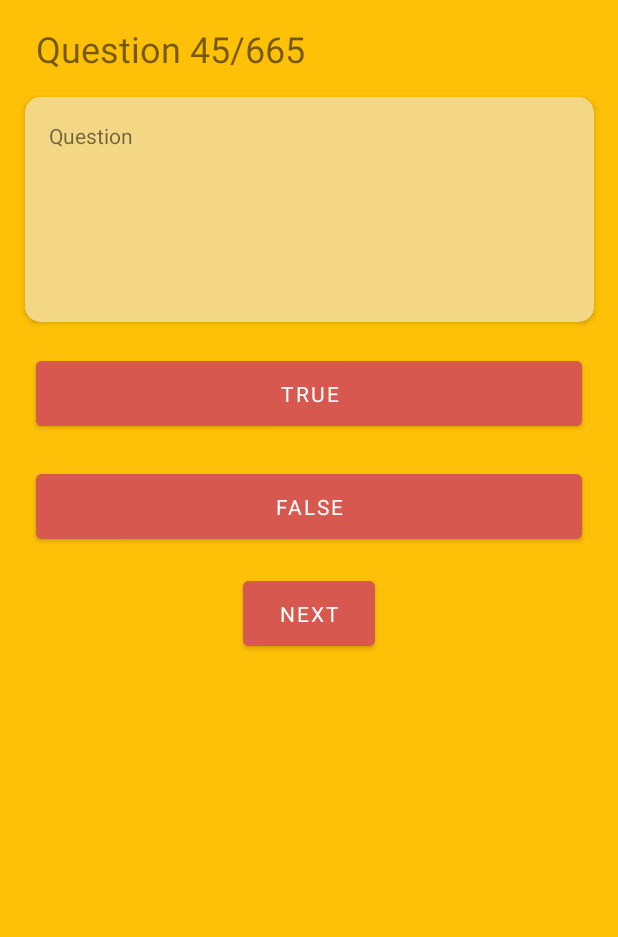
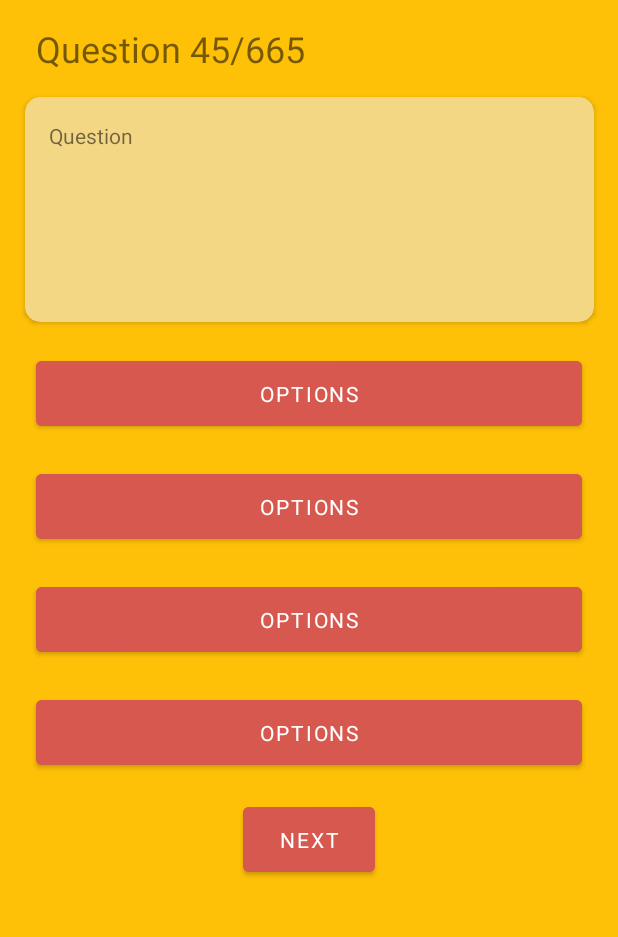
Before and after one commit to dhiraj97/Quizzio, an Android app: the screen it shows after launch (MainActivity), on a phone screen of 412 x 824 dp, the part 157-1094 px from its top. Run offline under Robolectric (Android 15) with nearby library versions, the phone set to English and light mode, and no system bars; our stand-ins replace Volley, data binding; network calls fail; Roboto replaces fonts that are not available here.

Commit message:
Updating options for each question in UI

```diff
--- a/app/src/main/java/com/example/quizizo/data/Repository.java
+++ b/app/src/main/java/com/example/quizizo/data/Repository.java
@@ -99,6 +99,7 @@ public class Repository {
 
                     Log.d("questions"+i, question.toString());
 
+
                     questionArrayList.add(question);
 
                 }
@@ -119,6 +120,7 @@ public class Repository {
     }
 
     private void shuffle(String[] optionsArray) {
+        Log.d("inside shuffle", optionsArray[0]);
         for (int i = 0; i < optionsArray.length; i++) {
             int s = i *  (int) (Math.random() * (optionsArray.length - i));
 
--- a/app/src/main/res/layout/activity_main.xml
+++ b/app/src/main/res/layout/activity_main.xml
@@ -77,7 +77,7 @@
                     android:layout_marginTop="20dp"
                     android:layout_marginEnd="24dp"
                     android:backgroundTint="#D6584F"
-                    android:text="True"
+                    android:text="Options"
                     app:layout_constraintEnd_toEndOf="parent"
                     app:layout_constraintHorizontal_bias="0.0"
                     app:layout_constraintStart_toStartOf="parent"
@@ -92,7 +92,8 @@
                     android:layout_marginTop="20dp"
                     android:layout_marginEnd="24dp"
                     android:backgroundTint="#D6584F"
-                    android:visibility="gone"
+                    android:text="Options"
+                    android:visibility="visible"
                     app:layout_constraintEnd_toEndOf="parent"
                     app:layout_constraintHorizontal_bias="0.0"
                     app:layout_constraintStart_toStartOf="parent"
@@ -107,7 +108,7 @@
                     android:layout_marginTop="20dp"
                     android:layout_marginEnd="24dp"
                     android:backgroundTint="#D6584F"
-                    android:text="False"
+                    android:text="Options"
                     app:layout_constraintEnd_toEndOf="parent"
                     app:layout_constraintHorizontal_bias="0.0"
                     app:layout_constraintStart_toStartOf="parent"
@@ -122,7 +123,8 @@
                     android:layout_marginTop="20dp"
                     android:layout_marginEnd="24dp"
                     android:backgroundTint="#D6584F"
-                    android:visibility="gone"
+                    android:text="Options"
+                    android:visibility="visible"
                     app:layout_constraintEnd_toEndOf="parent"
                     app:layout_constraintHorizontal_bias="0.0"
                     app:layout_constraintStart_toStartOf="parent"
```
Also changed, not shown: app/src/main/java/com/example/quizizo/MainActivity.java (+7 -3 lines), app/src/main/java/com/example/quizizo/model/Question.java (+6 -3 lines).
